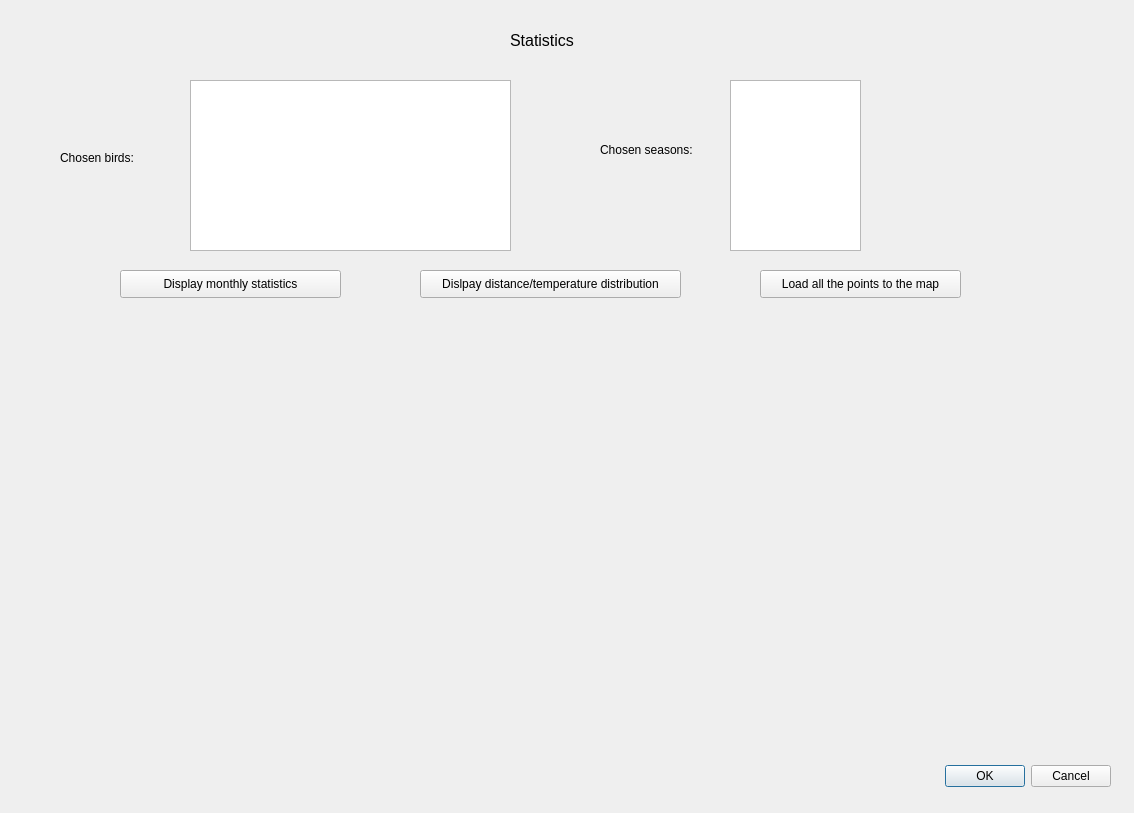
The window that movement_analysis/movement_analysis_dialog_results.ui (saadsaifse/flight-analysis) describes before a commit, drawn with Qt 5.
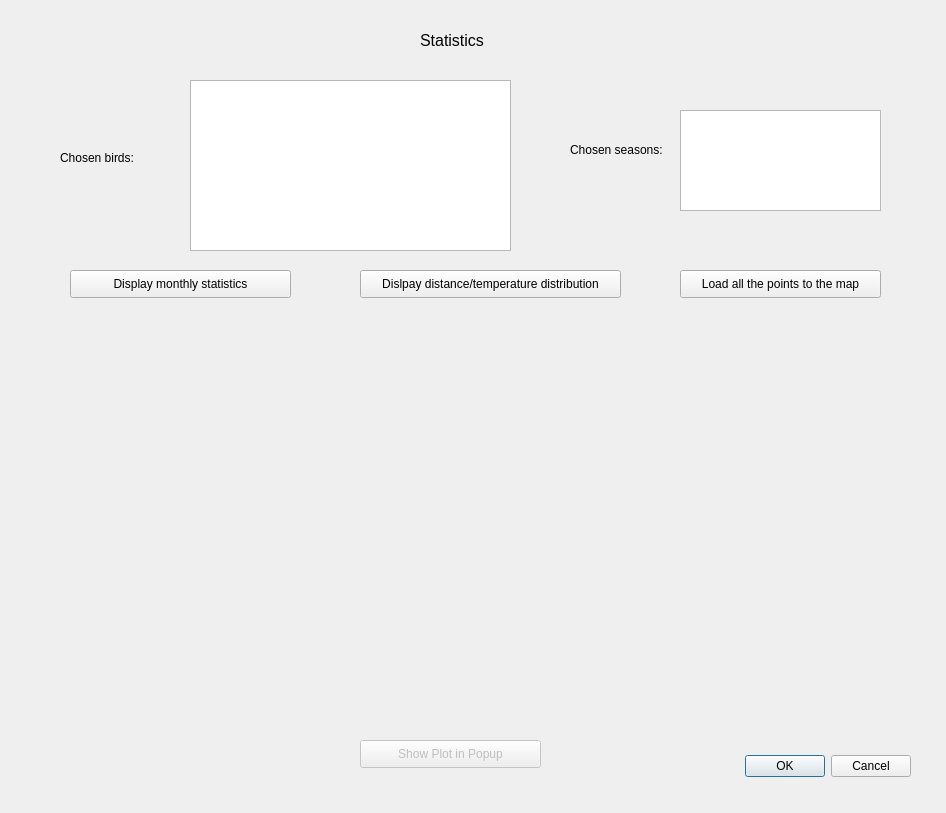
The same window after the commit.

Commit message: embedding plots in the interface

Patch:
```diff
--- a/movement_analysis/movement_analysis_dialog_results.ui
+++ b/movement_analysis/movement_analysis_dialog_results.ui
@@ -6,7 +6,7 @@
    <rect>
     <x>0</x>
     <y>0</y>
-    <width>1134</width>
+    <width>946</width>
     <height>813</height>
    </rect>
   </property>
@@ -16,8 +16,8 @@
   <widget class="QDialogButtonBox" name="button_box">
    <property name="geometry">
     <rect>
-     <x>770</x>
-     <y>760</y>
+     <x>570</x>
+     <y>750</y>
      <width>341</width>
      <height>32</height>
     </rect>
@@ -32,7 +32,7 @@
   <widget class="QLabel" name="label">
    <property name="geometry">
     <rect>
-     <x>510</x>
+     <x>420</x>
      <y>30</y>
      <width>121</width>
      <height>21</height>
@@ -52,7 +52,7 @@
     <rect>
      <x>90</x>
      <y>320</y>
-     <width>941</width>
+     <width>731</width>
      <height>411</height>
     </rect>
    </property>
@@ -63,7 +63,7 @@
   <widget class="QPushButton" name="monthlyStatsButton">
    <property name="geometry">
     <rect>
-     <x>120</x>
+     <x>70</x>
      <y>270</y>
      <width>221</width>
      <height>28</height>
@@ -76,7 +76,7 @@
   <widget class="QPushButton" name="distTempButton">
    <property name="geometry">
     <rect>
-     <x>420</x>
+     <x>360</x>
      <y>270</y>
      <width>261</width>
      <height>28</height>
@@ -89,7 +89,7 @@
   <widget class="QPushButton" name="loadToMapButton">
    <property name="geometry">
     <rect>
-     <x>760</x>
+     <x>680</x>
      <y>270</y>
      <width>201</width>
      <height>28</height>
@@ -125,17 +125,17 @@
   <widget class="QTextEdit" name="textEdit_2">
    <property name="geometry">
     <rect>
-     <x>730</x>
-     <y>80</y>
-     <width>131</width>
-     <height>171</height>
+     <x>680</x>
+     <y>110</y>
+     <width>201</width>
+     <height>101</height>
     </rect>
    </property>
   </widget>
   <widget class="QLabel" name="label_4">
    <property name="geometry">
     <rect>
-     <x>600</x>
+     <x>570</x>
      <y>140</y>
      <width>111</width>
      <height>20</height>
@@ -145,6 +145,22 @@
     <string>Chosen seasons:</string>
    </property>
   </widget>
+  <widget class="QPushButton" name="showPlotButton">
+   <property name="enabled">
+    <bool>false</bool>
+   </property>
+   <property name="geometry">
+    <rect>
+     <x>360</x>
+     <y>740</y>
+     <width>181</width>
+     <height>28</height>
+    </rect>
+   </property>
+   <property name="text">
+    <string>Show Plot in Popup</string>
+   </property>
+  </widget>
  </widget>
  <resources/>
  <connections>
```
The commit also changes 2 other files.
